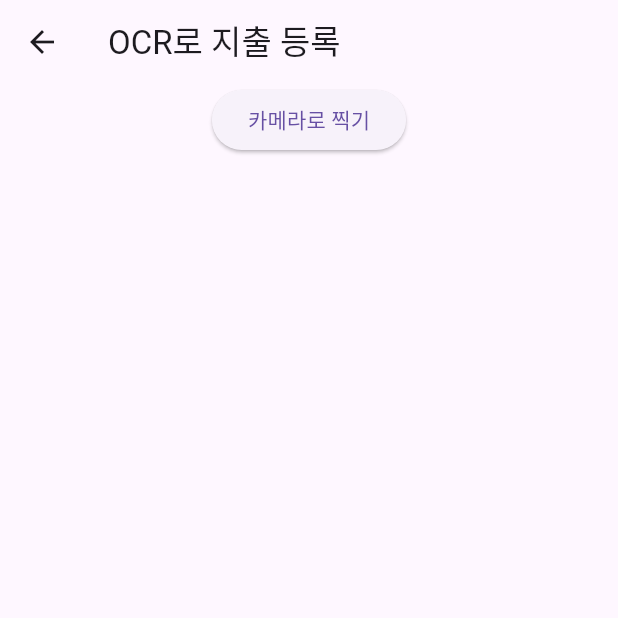
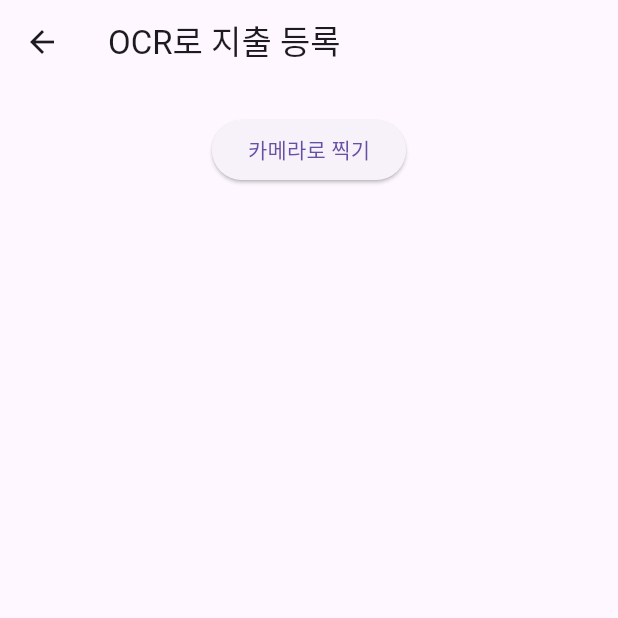
Before and after one commit to korendia/save_wallet, a Flutter app: the OCREntryScreen screen opened directly with empty values, on a phone screen of 412 x 824 dp, the top half of it. Run offline on Flutter 3.47's test engine with Material 3 defaults, Android fonts, the phone set to English and light mode, and no system bars; our stand-ins replace cloud_firestore, firebase_auth, firebase_core, fl_chart, google_fonts, image_picker and 1 more; missing offline and left inert: google_mlkit_text_recognition; accounts and stored records are empty.

Commit message:
ocr기능 함수명 수정 및 체크단계 추가

```diff
--- a/lib/screens/ocr_entry_screen.dart
+++ b/lib/screens/ocr_entry_screen.dart
@@ -2,10 +2,11 @@ import 'dart:io';
 import 'package:flutter/material.dart';
 import 'package:image_picker/image_picker.dart';
 import 'package:google_mlkit_text_recognition/google_mlkit_text_recognition.dart';
-import '../../models/transaction.dart';
+import 'package:save_wallet/models/transaction.dart';
+
 
 class OCREntryScreen extends StatefulWidget {
-  final Function(Transaction) onAdd;
+  final Function(Transaction_) onAdd;
 
   OCREntryScreen({required this.onAdd});
 
@@ -18,6 +19,7 @@ class _OCREntryScreenState extends State<OCREntryScreen> {
   String _ocrResult = '';
   final picker = ImagePicker();
 
+  //  카메라로 사진 찍기
   Future<void> _pickImage() async {
     final pickedFile = await picker.pickImage(source: ImageSource.camera);
     if (pickedFile != null) {
@@ -26,27 +28,38 @@ class _OCREntryScreenState extends State<OCREntryScreen> {
     }
   }
 
+  //  OCR 처리
   Future<void> _processImage(File imageFile) async {
     final inputImage = InputImage.fromFile(imageFile);
     final textRecognizer = TextRecognizer(script: TextRecognitionScript.korean);
+
     final recognizedText = await textRecognizer.processImage(inputImage);
+    await textRecognizer.close(); // 리소스 해제
+
     String text = recognizedText.text;
-
     setState(() => _ocrResult = text);
 
-    // 금액 추출 예시
-    final regex = RegExp(r'([0-9,]+)\s*원');
+    // 디버깅 로그
+    print("OCR 결과: $text");
+
+    // 금액 추출 정규식 (12,000 원 / 12000원 모두 매칭)
+    final regex = RegExp(r'([0-9]{1,3}(?:,[0-9]{3})*|[0-9]+)\s*원');
     final match = regex.firstMatch(text);
-    int? amount = match != null ? int.tryParse(match.group(1)!.replaceAll(',', '')) : null;
+    int? amount = match != null
+        ? int.tryParse(match.group(1)!.replaceAll(',', ''))
+        : null;
 
     if (amount != null) {
-      widget.onAdd(Transaction(
+      print("추출된 금액: $amount"); // ✅확인 로그
+      widget.onAdd(Transaction_(
         type: '지출',
         category: '영수증 자동',
         amount: amount,
         date: DateTime.now(),
       ));
       Navigator.of(context).pop();
+    } else {
+      print("금액을 찾지 못했습니다.");
     }
   }
 
@@ -57,11 +70,19 @@ class _OCREntryScreenState extends State<OCREntryScreen> {
       body: Center(
         child: Column(
           children: [
-            ElevatedButton(onPressed: _pickImage, child: Text("카메라로 찍기")),
-            if (_ocrResult.isNotEmpty) Padding(
-              padding: const EdgeInsets.all(16),
-              child: Text("인식된 텍스트:\n$_ocrResult"),
+            const SizedBox(height: 20),
+            ElevatedButton(
+              onPressed: _pickImage,
+              child: Text("카메라로 찍기"),
             ),
+            if (_ocrResult.isNotEmpty)
+              Padding(
+                padding: const EdgeInsets.all(16),
+                child: Text(
+                  "인식된 텍스트:\n$_ocrResult",
+                  style: const TextStyle(fontSize: 16),
+                ),
+              ),
           ],
         ),
       ),
```
